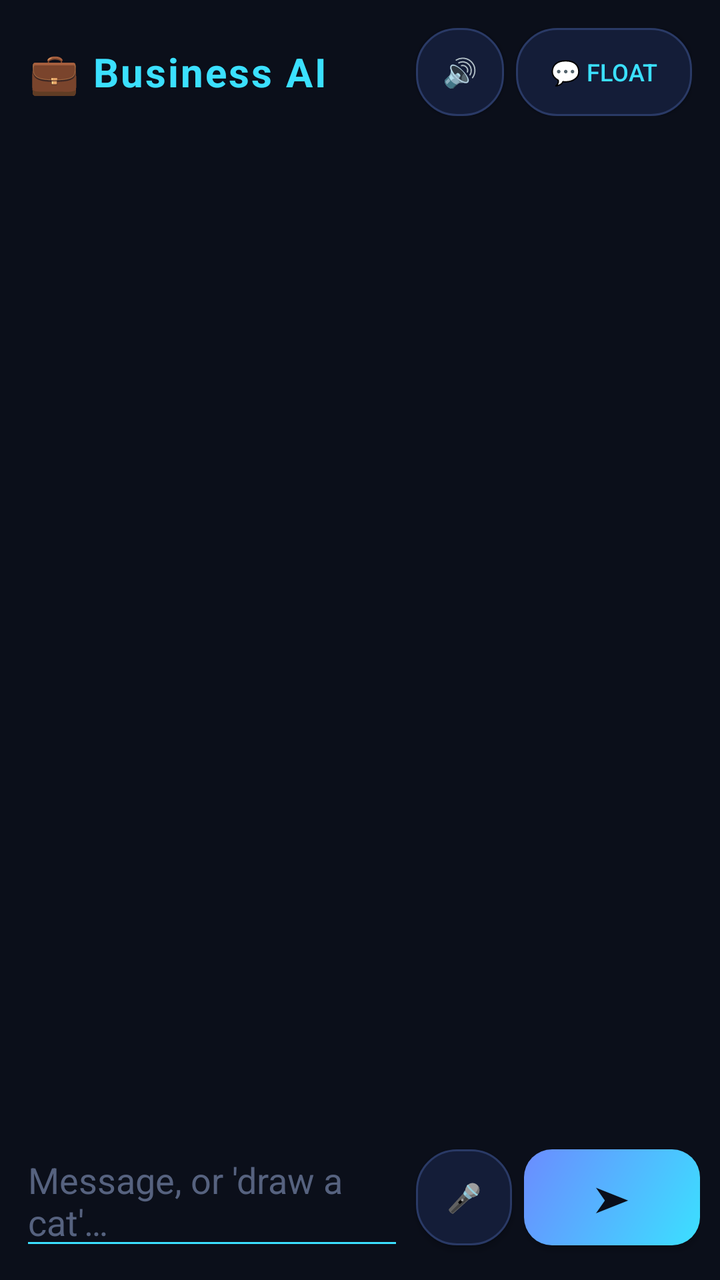
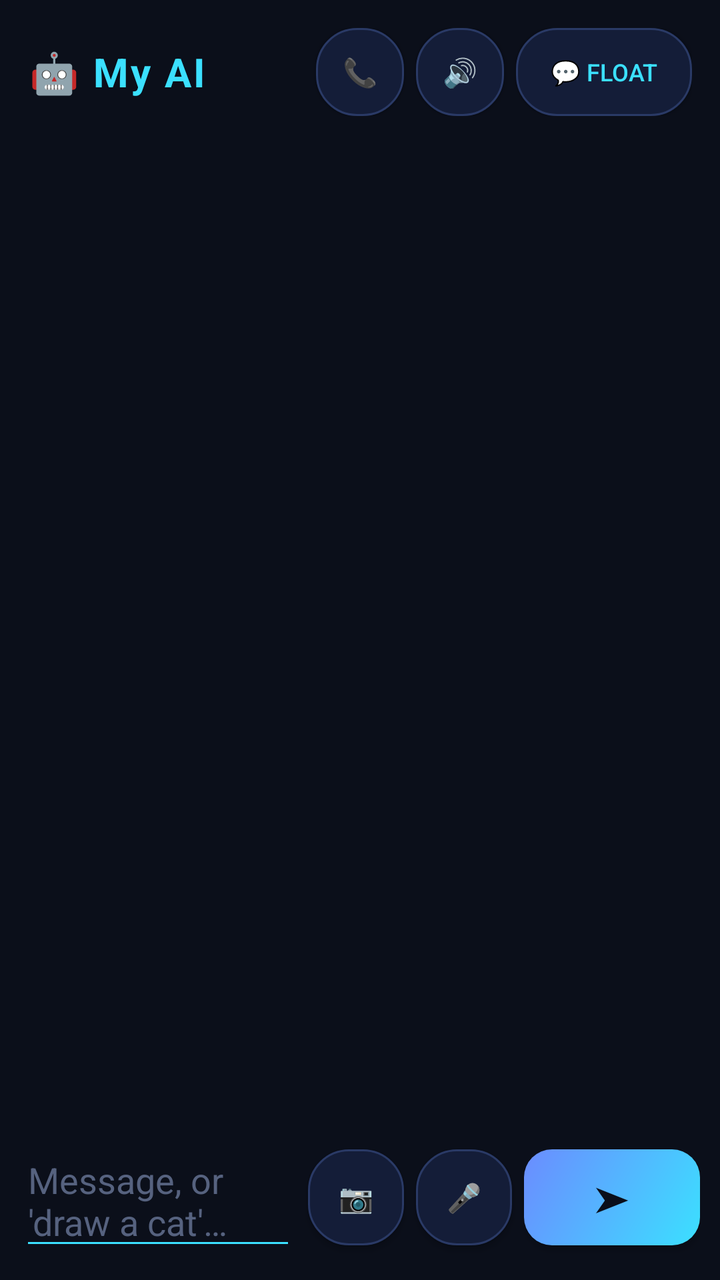

Screens rendered from an Android XML layout before and after an edit, with the pre-edit source and the edit as a unified diff.
<!-- AndroidManifest.xml: application theme Theme.MyAI -->
<!-- res/layout/activity_chat.xml -->
<?xml version="1.0" encoding="utf-8"?>
<LinearLayout xmlns:android="http://schemas.android.com/apk/res/android"
    android:layout_width="match_parent"
    android:layout_height="match_parent"
    android:orientation="vertical"
    android:background="#0B0F1A">

    
    <LinearLayout
        android:layout_width="match_parent"
        android:layout_height="wrap_content"
        android:orientation="horizontal"
        android:gravity="center_vertical"
        android:padding="14dp">
        <TextView
            android:layout_width="0dp" android:layout_height="wrap_content" android:layout_weight="1"
            android:text="💼 Business AI" android:textColor="#3BE0FF" android:textSize="20sp"
            android:textStyle="bold" android:letterSpacing="0.05" />
        <Button android:id="@+id/muteBtn" android:layout_width="44dp" android:layout_height="44dp"
            android:text="🔊" android:background="@drawable/chip_off" />
        <Button android:id="@+id/bubbleBtn" android:layout_width="wrap_content" android:layout_height="44dp"
            android:text="💬 Float" android:textSize="12sp" android:textColor="#3BE0FF"
            android:background="@drawable/chip_off" android:layout_marginStart="6dp" />
    </LinearLayout>

    
    <HorizontalScrollView
        android:layout_width="match_parent" android:layout_height="wrap_content"
        android:scrollbars="none" android:paddingStart="8dp" android:paddingEnd="8dp"
        android:paddingBottom="6dp">
        <LinearLayout android:id="@+id/toolkit"
            android:layout_width="wrap_content" android:layout_height="wrap_content"
            android:orientation="horizontal" />
    </HorizontalScrollView>

    
    <ScrollView android:id="@+id/scroll"
        android:layout_width="match_parent" android:layout_height="0dp" android:layout_weight="1"
        android:padding="8dp">
        <LinearLayout android:id="@+id/messages"
            android:layout_width="match_parent" android:layout_height="wrap_content"
            android:orientation="vertical" />
    </ScrollView>

    
    <LinearLayout
        android:layout_width="match_parent" android:layout_height="wrap_content"
        android:orientation="horizontal" android:padding="10dp" android:gravity="center_vertical">
        <EditText android:id="@+id/input"
            android:layout_width="0dp" android:layout_height="wrap_content" android:layout_weight="1"
            android:hint="Message, or 'draw a cat'…" android:textColor="#E6EEFF" android:textColorHint="#56627F"
            android:backgroundTint="#3BE0FF" android:maxLines="4" android:inputType="textCapSentences|textMultiLine" />
        <Button android:id="@+id/micBtn" android:layout_width="48dp" android:layout_height="48dp"
            android:text="🎤" android:background="@drawable/chip_off" android:layout_marginStart="6dp" />
        <Button android:id="@+id/sendBtn" android:layout_width="wrap_content" android:layout_height="48dp"
            android:text="➤" android:textSize="18sp" android:background="@drawable/btn_send"
            android:textColor="#0A0E1A" android:layout_marginStart="6dp" />
    </LinearLayout>
</LinearLayout>
<!-- resources referenced by this layout -->
<resources>
  <!-- drawable btn_send (drawable) -->
  <?xml version="1.0" encoding="utf-8"?>
  <shape xmlns:android="http://schemas.android.com/apk/res/android" android:shape="rectangle">
      <gradient android:angle="135" android:startColor="#3BE0FF" android:endColor="#6B8CFF" />
      <corners android:radius="14dp" />
  </shape>
  <!-- drawable chip_off (drawable) -->
  <?xml version="1.0" encoding="utf-8"?>
  <shape xmlns:android="http://schemas.android.com/apk/res/android" android:shape="rectangle">
      <solid android:color="#141d38" />
      <stroke android:width="1dp" android:color="#2a3a66" />
      <corners android:radius="20dp" />
  </shape>
  <style name="Theme.MyAI" parent="Theme.Material3.DayNight.NoActionBar">
          <item name="colorPrimary">#3BE0FF</item>
          <item name="android:windowBackground">#0B0F1A</item>
          <item name="android:statusBarColor">#0B0F1A</item>
      </style>
</resources>

<!-- the commit's change to res/layout/activity_chat.xml (unified diff, before → after) -->
@@ -12,15 +12,36 @@
         android:orientation="horizontal"
         android:gravity="center_vertical"
         android:padding="14dp">
-        <TextView
+        <TextView android:id="@+id/title"
             android:layout_width="0dp" android:layout_height="wrap_content" android:layout_weight="1"
-            android:text="💼 Business AI" android:textColor="#3BE0FF" android:textSize="20sp"
+            android:text="🤖 My AI" android:textColor="#3BE0FF" android:textSize="20sp"
             android:textStyle="bold" android:letterSpacing="0.05" />
+        <Button android:id="@+id/callBtn" android:layout_width="44dp" android:layout_height="44dp"
+            android:text="📞" android:background="@drawable/chip_off" />
         <Button android:id="@+id/muteBtn" android:layout_width="44dp" android:layout_height="44dp"
-            android:text="🔊" android:background="@drawable/chip_off" />
+            android:text="🔊" android:background="@drawable/chip_off" android:layout_marginStart="6dp" />
         <Button android:id="@+id/bubbleBtn" android:layout_width="wrap_content" android:layout_height="44dp"
             android:text="💬 Float" android:textSize="12sp" android:textColor="#3BE0FF"
             android:background="@drawable/chip_off" android:layout_marginStart="6dp" />
+    </LinearLayout>
+
+    
+    <LinearLayout android:id="@+id/switcher"
+        android:layout_width="match_parent" android:layout_height="wrap_content"
+        android:orientation="horizontal" android:padding="8dp" android:weightSum="3"
+        android:visibility="gone">
+        <Button android:id="@+id/studentBtn"
+            android:layout_width="0dp" android:layout_weight="1" android:layout_height="44dp"
+            android:text="🎓" android:background="@drawable/chip_off" android:textColor="#9Fb0d0"
+            android:layout_marginEnd="3dp" />
+        <Button android:id="@+id/businessBtn"
+            android:layout_width="0dp" android:layout_weight="1" android:layout_height="44dp"
+            android:text="💼" android:background="@drawable/chip_off" android:textColor="#9Fb0d0"
+            android:layout_marginStart="3dp" android:layout_marginEnd="3dp" />
+        <Button android:id="@+id/dailyBtn"
+            android:layout_width="0dp" android:layout_weight="1" android:layout_height="44dp"
+            android:text="🌟" android:background="@drawable/chip_off" android:textColor="#9Fb0d0"
+            android:layout_marginStart="3dp" />
     </LinearLayout>
 
     
@@ -50,6 +71,8 @@
             android:layout_width="0dp" android:layout_height="wrap_content" android:layout_weight="1"
             android:hint="Message, or 'draw a cat'…" android:textColor="#E6EEFF" android:textColorHint="#56627F"
             android:backgroundTint="#3BE0FF" android:maxLines="4" android:inputType="textCapSentences|textMultiLine" />
+        <Button android:id="@+id/photoBtn" android:layout_width="48dp" android:layout_height="48dp"
+            android:text="📷" android:background="@drawable/chip_off" android:layout_marginStart="6dp" />
         <Button android:id="@+id/micBtn" android:layout_width="48dp" android:layout_height="48dp"
             android:text="🎤" android:background="@drawable/chip_off" android:layout_marginStart="6dp" />
         <Button android:id="@+id/sendBtn" android:layout_width="wrap_content" android:layout_height="48dp"
